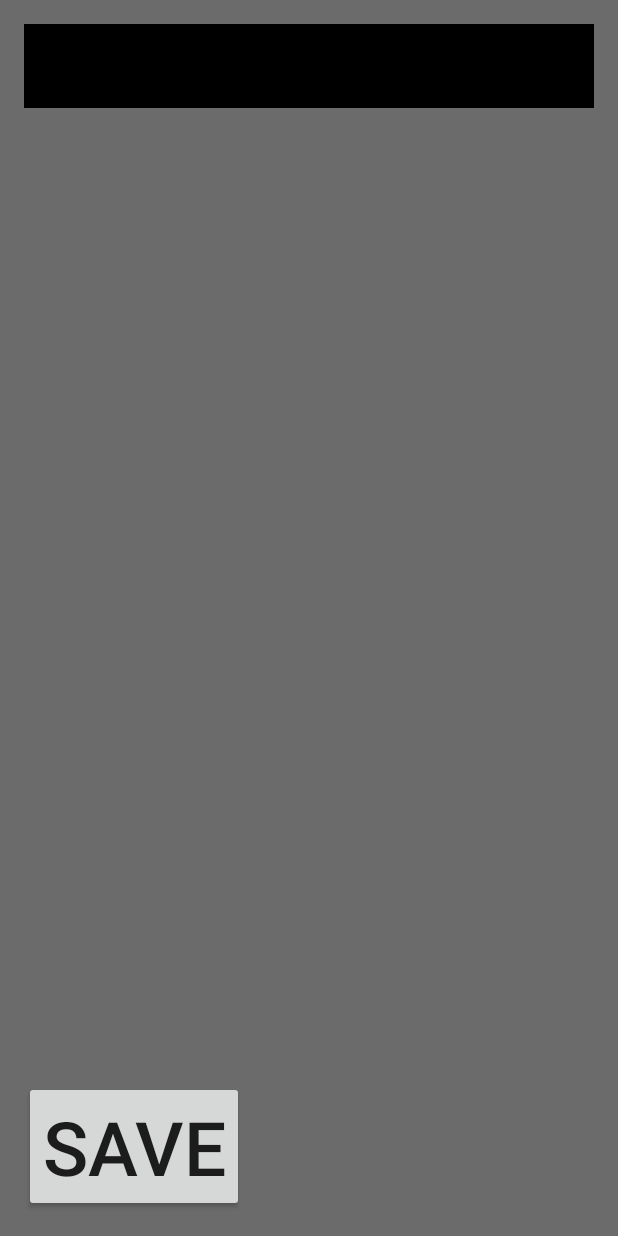
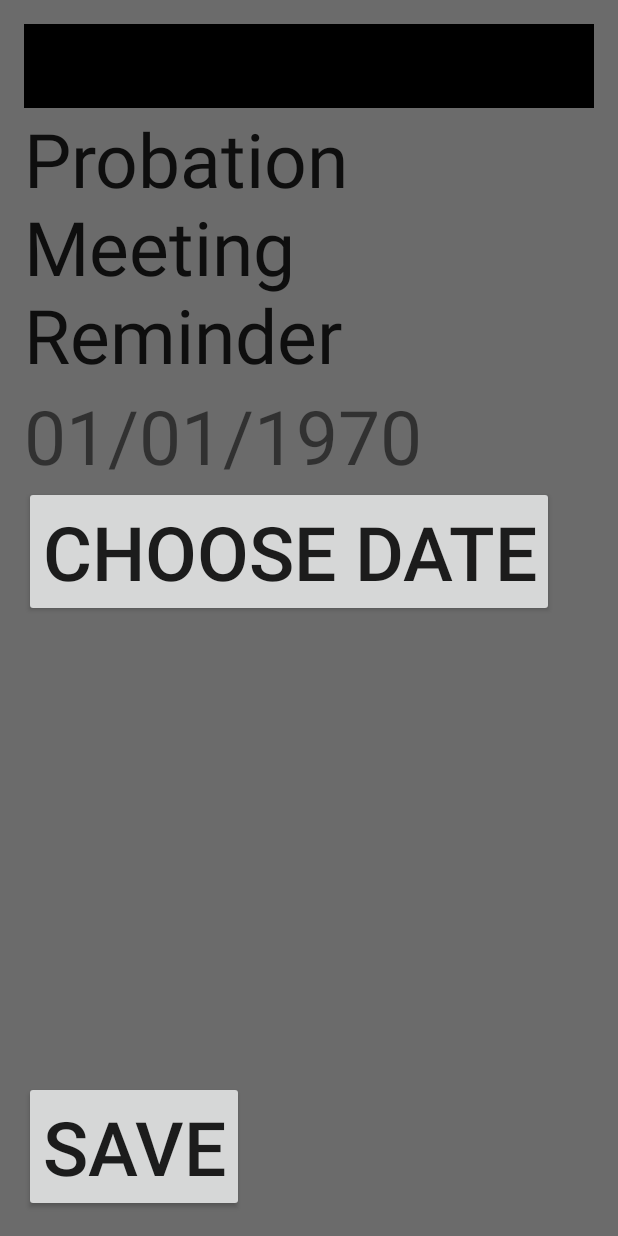
Before and after one commit to jeremysiedzik/officer-rainbow, an Android app: the Main7Activity screen opened directly, with no data from a screen before it, on a phone screen of 412 x 824 dp. Run offline under Robolectric (Android 15) with nearby library versions, the phone set to English and light mode, and no system bars; 1 statement that could not run was skipped.

```diff
--- a/app/build.gradle
+++ b/app/build.gradle
@@ -6,7 +6,7 @@ android {
 
     defaultConfig {
         applicationId "com.robotagrex.or.officerrainbow"
-        minSdkVersion 24
+        minSdkVersion 16
         targetSdkVersion 24
         versionCode 1
         versionName "1.0"
--- a/app/src/main/AndroidManifest.xml
+++ b/app/src/main/AndroidManifest.xml
@@ -24,6 +24,7 @@
         <activity android:name=".Main5Activity"/>
         <activity android:name=".Main6Activity"/>
         <activity android:name=".Main7Activity"/>
+
         <meta-data
             android:name="com.google.android.gms.version"
             android:value="@integer/google_play_services_version" />
--- a/app/src/main/res/layout/activity_main_7.xml
+++ b/app/src/main/res/layout/activity_main_7.xml
@@ -10,6 +10,27 @@
     android:paddingTop="@dimen/activity_vertical_margin"
     tools:context="com.robotagrex.or.officerrainbow.MainActivity"
     android:background="#6b6b6b">
+
+
+    <TextView
+        android:id="@+id/date_return_text"
+        android:text="@string/date_text"
+        android:layout_width="wrap_content"
+        android:layout_height="wrap_content"
+        android:textSize="50sp"
+        android:layout_below="@+id/textView7"
+        android:layout_alignParentLeft="true"
+        android:layout_alignParentStart="true" />
+    <Button
+        android:id="@+id/btn1"
+        android:layout_width="wrap_content"
+        android:layout_height="wrap_content"
+        android:text="@string/pick_date"
+        android:onClick="showDatePickerDialog"
+        android:layout_below="@+id/date_return_text"
+        android:layout_alignParentLeft="true"
+        android:layout_alignParentStart="true"
+        android:textSize="50sp" />
 
     <Button
         android:layout_width="wrap_content"
@@ -29,6 +50,19 @@
         android:background="#000000"
         android:theme="@style/ThemeOverlay.AppCompat.ActionBar"
         app:popupTheme="@style/ThemeOverlay.AppCompat.Light"
-        android:layout_alignParentTop="true" />
+        android:layout_alignParentTop="true"
+        android:layout_alignParentLeft="true"
+        android:layout_alignParentStart="true" />
+
+    <TextView
+        android:layout_width="wrap_content"
+        android:layout_height="wrap_content"
+        android:textAppearance="?android:attr/textAppearanceLarge"
+        android:text="Probation Meeting Reminder"
+        android:id="@+id/textView7"
+        android:textSize="50sp"
+        android:layout_below="@+id/my_toolbar"
+        android:layout_alignParentLeft="true"
+        android:layout_alignParentStart="true" />
 
 </RelativeLayout>
--- a/app/src/main/res/values/strings.xml
+++ b/app/src/main/res/values/strings.xml
@@ -29,4 +29,6 @@
     <string name="jams_enterprises">JAMS Enterprises</string>
     <string name="nova_testing">Nova Testing</string>
     <string name="onsite_testing">Onsite Testing</string>
+    <string name="date_text">01/01/1970</string>
+    <string name="pick_date">Choose Date</string>
 </resources>
```
Also changed, not shown: app/src/main/java/com/robotagrex/or/officerrainbow/DatePickerFragment.java (added, +33 -0 lines), app/src/main/java/com/robotagrex/or/officerrainbow/Main7Activity.java (+31 -0 lines).
